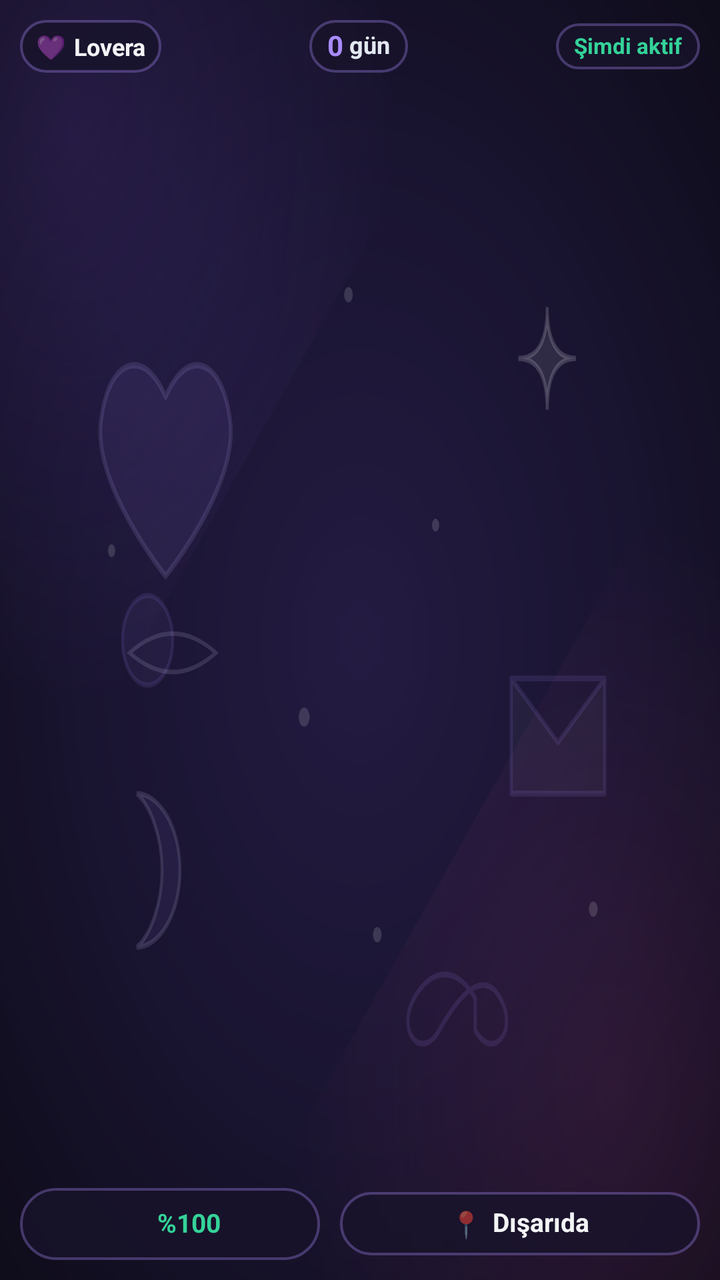
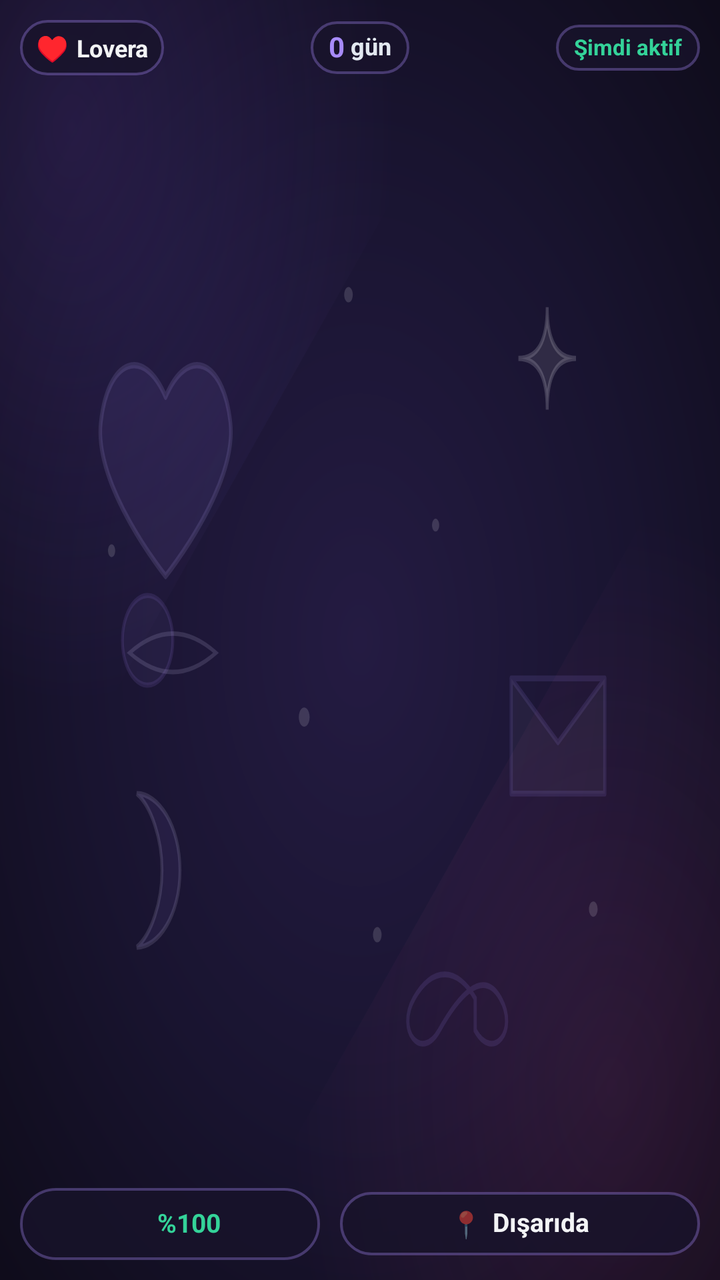

An Android layout rendered at two revisions. The XML below is the earlier revision; the diff shows what the commit changed to produce the second picture.
<!-- AndroidManifest.xml: fallback theme Theme.MaterialComponents.DayNight.NoActionBar -->
<!-- res/layout/lovera_partner_widget.xml -->
<?xml version="1.0" encoding="utf-8"?>
<FrameLayout xmlns:android="http://schemas.android.com/apk/res/android"
    android:id="@+id/widget_root"
    android:layout_width="match_parent"
    android:layout_height="match_parent">

    
    <ImageView
        android:id="@+id/widget_bg_pattern"
        android:layout_width="match_parent"
        android:layout_height="match_parent"
        android:scaleType="fitXY"
        android:src="@drawable/widget_background" />

    
    <ImageView
        android:id="@+id/widget_bg_image"
        android:layout_width="match_parent"
        android:layout_height="match_parent"
        android:scaleType="centerCrop"
        android:visibility="gone" />

    
    <ImageView
        android:id="@+id/widget_bg_overlay"
        android:layout_width="match_parent"
        android:layout_height="match_parent"
        android:background="@drawable/widget_vignette_overlay"
        android:visibility="gone" />

    
    <LinearLayout
        android:layout_width="match_parent"
        android:layout_height="match_parent"
        android:orientation="vertical"
        android:padding="10dp">

        
        
        <LinearLayout
            android:layout_width="match_parent"
            android:layout_height="wrap_content"
            android:gravity="center_vertical"
            android:orientation="horizontal">

            
            <LinearLayout
                android:id="@+id/widget_partner_chip"
                android:layout_width="wrap_content"
                android:layout_height="wrap_content"
                android:background="@drawable/widget_chip_bg"
                android:gravity="center_vertical"
                android:orientation="horizontal"
                android:paddingHorizontal="8dp"
                android:paddingVertical="5dp">

                <TextView
                    android:layout_width="wrap_content"
                    android:layout_height="wrap_content"
                    android:text="💜"
                    android:textSize="12sp" />

                <TextView
                    android:id="@+id/widget_partner_name"
                    android:layout_width="wrap_content"
                    android:layout_height="wrap_content"
                    android:layout_marginStart="4dp"
                    android:ellipsize="end"
                    android:maxLines="1"
                    android:singleLine="true"
                    android:text="Lovera"
                    android:textColor="#F3F4F6"
                    android:textSize="12sp"
                    android:textStyle="bold" />
            </LinearLayout>

            <LinearLayout
                android:layout_width="0dp"
                android:layout_height="1dp"
                android:layout_weight="1" />

            
            <LinearLayout
                android:id="@+id/widget_counter_chip"
                android:layout_width="wrap_content"
                android:layout_height="wrap_content"
                android:background="@drawable/widget_counter_bg"
                android:gravity="center"
                android:orientation="horizontal"
                android:paddingHorizontal="9dp"
                android:paddingVertical="5dp">

                <TextView
                    android:id="@+id/widget_days_count"
                    android:layout_width="wrap_content"
                    android:layout_height="wrap_content"
                    android:includeFontPadding="false"
                    android:text="0"
                    android:textColor="#A78BFA"
                    android:textSize="14sp"
                    android:textStyle="bold" />

                <TextView
                    android:id="@+id/widget_counter_label"
                    android:layout_width="wrap_content"
                    android:layout_height="wrap_content"
                    android:layout_marginStart="3dp"
                    android:includeFontPadding="false"
                    android:text="gün"
                    android:textColor="#E2E8F0"
                    android:textSize="12sp"
                    android:textStyle="bold" />
            </LinearLayout>

            <LinearLayout
                android:layout_width="0dp"
                android:layout_height="1dp"
                android:layout_weight="1" />

            
            <TextView
                android:id="@+id/widget_last_seen"
                android:layout_width="wrap_content"
                android:layout_height="wrap_content"
                android:background="@drawable/widget_chip_bg"
                android:ellipsize="end"
                android:gravity="center"
                android:includeFontPadding="false"
                android:maxLines="1"
                android:paddingHorizontal="9dp"
                android:paddingVertical="5dp"
                android:singleLine="true"
                android:text="Şimdi aktif"
                android:textColor="#34D399"
                android:textSize="11sp"
                android:textStyle="bold" />
        </LinearLayout>

        
        <LinearLayout
            android:layout_width="match_parent"
            android:layout_height="0dp"
            android:layout_weight="1"
            android:gravity="bottom|center_horizontal"
            android:orientation="vertical"
            android:paddingBottom="6dp">

            
            <LinearLayout
                android:id="@+id/widget_message_container"
                android:layout_width="match_parent"
                android:layout_height="wrap_content"
                android:gravity="center_horizontal"
                android:orientation="vertical"
                android:visibility="gone">

                
                <LinearLayout
                    android:id="@+id/widget_msg_bubble_1"
                    android:layout_width="wrap_content"
                    android:layout_height="wrap_content"
                    android:layout_marginBottom="-4dp"
                    android:background="@drawable/widget_message_bubble_bg"
                    android:gravity="center_vertical"
                    android:maxWidth="220dp"
                    android:orientation="horizontal"
                    android:paddingHorizontal="10dp"
                    android:paddingVertical="3dp"
                    android:visibility="gone">

                    <TextView
                        android:id="@+id/widget_msg_text_1"
                        android:layout_width="wrap_content"
                        android:layout_height="wrap_content"
                        android:ellipsize="end"
                        android:maxLines="1"
                        android:text=""
                        android:textColor="#B3DDD6FE"
                        android:textSize="10sp" />
                </LinearLayout>

                
                <LinearLayout
                    android:id="@+id/widget_msg_bubble_2"
                    android:layout_width="wrap_content"
                    android:layout_height="wrap_content"
                    android:layout_marginBottom="-4dp"
                    android:background="@drawable/widget_message_bubble_bg"
                    android:gravity="center_vertical"
                    android:maxWidth="230dp"
                    android:orientation="horizontal"
                    android:paddingHorizontal="11dp"
                    android:paddingVertical="4dp"
                    android:visibility="gone">

                    <TextView
                        android:id="@+id/widget_msg_text_2"
                        android:layout_width="wrap_content"
                        android:layout_height="wrap_content"
                        android:ellipsize="end"
                        android:maxLines="1"
                        android:text=""
                        android:textColor="#E2E8F0"
                        android:textSize="10.5sp" />
                </LinearLayout>

                
                <LinearLayout
                    android:id="@+id/widget_msg_bubble_3"
                    android:layout_width="wrap_content"
                    android:layout_height="wrap_content"
                    android:background="@drawable/widget_message_bubble_bg"
                    android:gravity="center_vertical"
                    android:maxWidth="240dp"
                    android:orientation="horizontal"
                    android:paddingHorizontal="12dp"
                    android:paddingVertical="5dp"
                    android:visibility="gone">

                    <TextView
                        android:layout_width="wrap_content"
                        android:layout_height="wrap_content"
                        android:layout_marginEnd="5dp"
                        android:text="💬"
                        android:textSize="11sp" />

                    <TextView
                        android:id="@+id/widget_msg_text_3"
                        android:layout_width="wrap_content"
                        android:layout_height="wrap_content"
                        android:ellipsize="end"
                        android:maxLines="1"
                        android:text=""
                        android:textColor="#FFFFFF"
                        android:textSize="11sp"
                        android:textStyle="bold" />

                    
                    <TextView
                        android:id="@+id/widget_msg_badge_more"
                        android:layout_width="wrap_content"
                        android:layout_height="wrap_content"
                        android:layout_marginStart="6dp"
                        android:background="@drawable/widget_chip_bg"
                        android:paddingHorizontal="5dp"
                        android:paddingVertical="1dp"
                        android:text="+2"
                        android:textColor="#F472B6"
                        android:textSize="9.5sp"
                        android:textStyle="bold"
                        android:visibility="gone" />
                </LinearLayout>
            </LinearLayout>
        </LinearLayout>

        
        <LinearLayout
            android:layout_width="match_parent"
            android:layout_height="wrap_content"
            android:gravity="center_vertical"
            android:orientation="horizontal">

            
            <LinearLayout
                android:id="@+id/widget_battery_chip"
                android:layout_width="0dp"
                android:layout_height="wrap_content"
                android:layout_marginEnd="5dp"
                android:layout_weight="1"
                android:background="@drawable/widget_chip_bg"
                android:gravity="center"
                android:orientation="horizontal"
                android:paddingHorizontal="8dp"
                android:paddingVertical="7dp">

                <ImageView
                    android:id="@+id/widget_battery_icon"
                    android:layout_width="14dp"
                    android:layout_height="22dp"
                    android:scaleType="fitCenter" />

                <TextView
                    android:id="@+id/widget_battery_text"
                    android:layout_width="wrap_content"
                    android:layout_height="wrap_content"
                    android:layout_marginStart="5dp"
                    android:ellipsize="none"
                    android:includeFontPadding="false"
                    android:maxLines="1"
                    android:singleLine="true"
                    android:text="%100"
                    android:textColor="#34D399"
                    android:textSize="13sp"
                    android:textStyle="bold" />
            </LinearLayout>

            
            <LinearLayout
                android:id="@+id/widget_status_chip"
                android:layout_width="0dp"
                android:layout_height="wrap_content"
                android:layout_marginStart="5dp"
                android:layout_weight="1.2"
                android:background="@drawable/widget_chip_bg"
                android:gravity="center"
                android:orientation="horizontal"
                android:paddingHorizontal="8dp"
                android:paddingVertical="7dp">

                <TextView
                    android:id="@+id/widget_status_emoji"
                    android:layout_width="wrap_content"
                    android:layout_height="wrap_content"
                    android:text="📍"
                    android:textSize="13sp" />

                <TextView
                    android:id="@+id/widget_status_text"
                    android:layout_width="wrap_content"
                    android:layout_height="wrap_content"
                    android:layout_marginStart="5dp"
                    android:ellipsize="end"
                    android:includeFontPadding="false"
                    android:maxLines="1"
                    android:singleLine="true"
                    android:text="Dışarıda"
                    android:textColor="#F3F4F6"
                    android:textSize="13sp"
                    android:textStyle="bold" />
            </LinearLayout>
        </LinearLayout>
    </LinearLayout>
</FrameLayout>
<!-- resources referenced by this layout -->
<resources>
  <!-- drawable widget_background (drawable) -->
  <?xml version="1.0" encoding="utf-8"?>
  <layer-list xmlns:android="http://schemas.android.com/apk/res/android">
      
      <item>
          <shape android:shape="rectangle">
              <corners android:radius="26dp" />
              <solid android:color="#120F20" />
              <stroke
                  android:width="1.5dp"
                  android:color="#55A78BFA" />
          </shape>
      </item>
  
      
      <item>
          <shape android:shape="rectangle">
              <corners android:radius="26dp" />
          </shape>
      </item>
      <item android:drawable="@drawable/widget_doodle_pattern" />
  </layer-list>
  <!-- drawable widget_chip_bg (drawable) -->
  <?xml version="1.0" encoding="utf-8"?>
  <shape xmlns:android="http://schemas.android.com/apk/res/android"
      android:shape="rectangle">
      <corners android:radius="18dp" />
      <solid android:color="#D018132A" />
      <stroke
          android:width="1.2dp"
          android:color="#55A78BFA" />
  </shape>
  <!-- drawable widget_counter_bg (drawable) -->
  <?xml version="1.0" encoding="utf-8"?>
  <shape xmlns:android="http://schemas.android.com/apk/res/android"
      android:shape="rectangle">
      <corners android:radius="18dp" />
      <solid android:color="#D018132A" />
      <stroke
          android:width="1.2dp"
          android:color="#55A78BFA" />
  </shape>
  <!-- drawable widget_message_bubble_bg (drawable) -->
  <?xml version="1.0" encoding="utf-8"?>
  <shape xmlns:android="http://schemas.android.com/apk/res/android"
      android:shape="rectangle">
      <corners android:radius="14dp" />
      <solid android:color="#E61E1638" />
      <stroke
          android:width="1.2dp"
          android:color="#80A78BFA" />
  </shape>
  <!-- drawable widget_vignette_overlay (drawable) -->
  <?xml version="1.0" encoding="utf-8"?>
  <shape xmlns:android="http://schemas.android.com/apk/res/android"
      android:shape="rectangle">
      <corners android:radius="26dp" />
      <gradient
          android:type="radial"
          android:gradientRadius="160dp"
          android:centerX="50%"
          android:centerY="50%"
          android:startColor="#1A0F1E2E"
          android:centerColor="#770F0C1B"
          android:endColor="#EE090814" />
  </shape>
  <!-- drawable widget_doodle_pattern: vector/xml drawable (drawable, 3929 chars, omitted) -->
</resources>

<!-- the commit's change to res/layout/lovera_partner_widget.xml (unified diff, before → after) -->
@@ -55,10 +55,13 @@
                 android:paddingVertical="5dp">
 
                 <TextView
-                    android:layout_width="wrap_content"
-                    android:layout_height="wrap_content"
-                    android:text="💜"
-                    android:textSize="12sp" />
+                    android:id="@+id/widget_partner_heart"
+                    android:layout_width="wrap_content"
+                    android:layout_height="wrap_content"
+                    android:text="♥"
+                    android:textColor="#A78BFA"
+                    android:textSize="13sp"
+                    android:textStyle="bold" />
 
                 <TextView
                     android:id="@+id/widget_partner_name"
